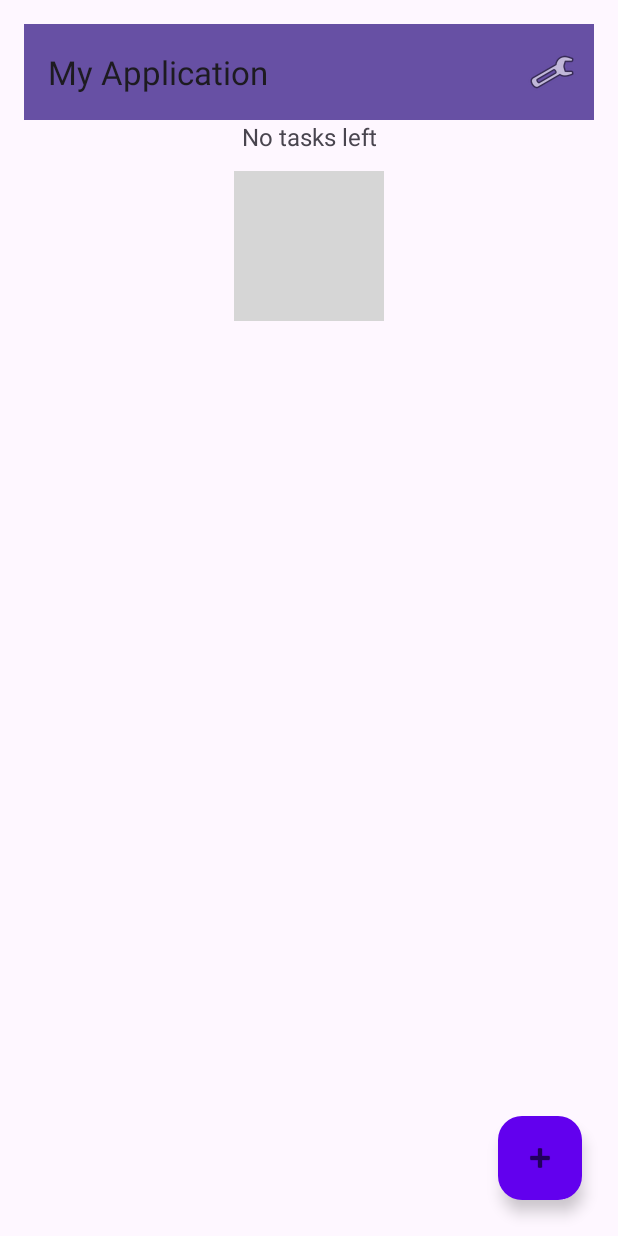
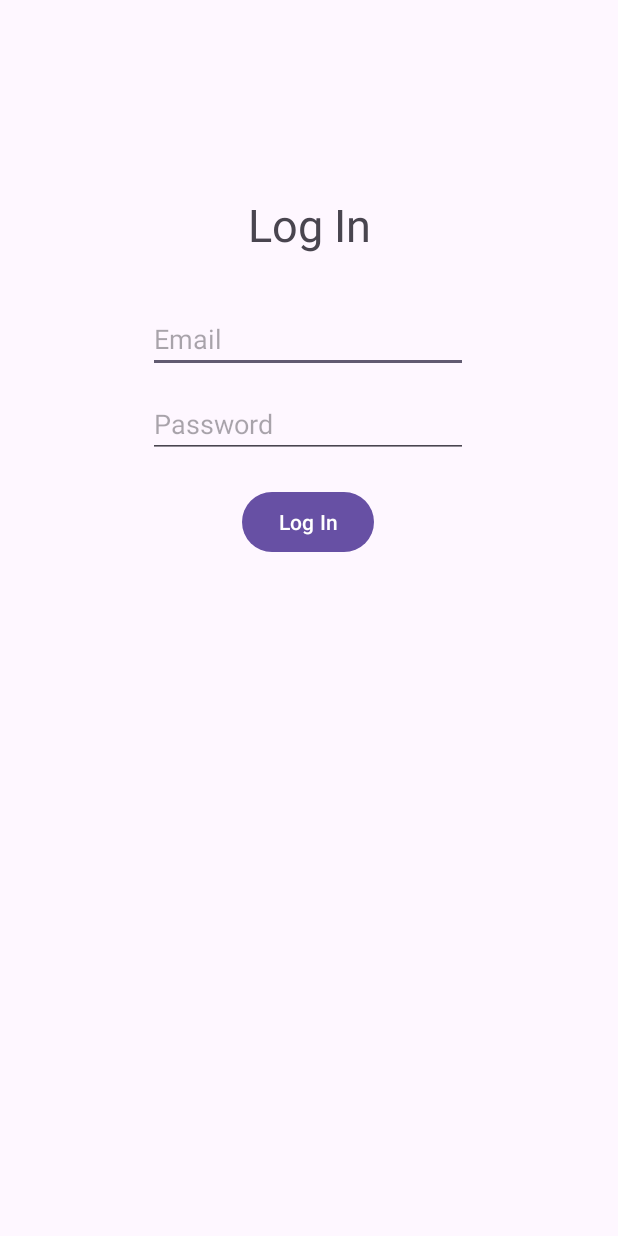
Before and after one commit to mauro-anto-001/my_applikasion, an Android app: the screen it shows after launch (MainActivity before the commit, LogInActivity after it), on a phone screen of 412 x 824 dp. Run offline under Robolectric (Android 15) with nearby library versions, the phone set to English and light mode, and no system bars; grey boxes are pictures that could not be loaded.

Commit message:
Added a database, created a User Log In page as well as a Sign Up page.

```diff
--- a/app/build.gradle.kts
+++ b/app/build.gradle.kts
@@ -1,6 +1,7 @@
 plugins {
     alias(libs.plugins.android.application)
     alias(libs.plugins.kotlin.android)
+    alias(libs.plugins.ksp)
     id("kotlin-parcelize")
     id ("androidx.navigation.safeargs.kotlin")
 
@@ -49,7 +50,12 @@ dependencies {
     implementation(libs.androidx.constraintlayout)
     implementation(libs.androidx.navigation.fragment.ktx)
     implementation(libs.androidx.navigation.ui.ktx)
+    implementation(libs.room.runtime)
+    implementation(libs.androidx.room.runtime.android)
+    ksp(libs.room.compiler)
+    implementation(libs.room.ktx)
     testImplementation(libs.junit)
     androidTestImplementation(libs.androidx.junit)
     androidTestImplementation(libs.androidx.espresso.core)
+
 }
--- a/app/src/main/AndroidManifest.xml
+++ b/app/src/main/AndroidManifest.xml
@@ -14,7 +14,7 @@
         tools:targetApi="31">
 
         <activity
-            android:name=".MainActivity"
+            android:name=".LogInActivity"
             android:exported="true"
             android:theme="@style/Theme.MyApplication">
             <intent-filter>
@@ -23,7 +23,9 @@
             </intent-filter>
         </activity>
 
-        <!-- ✅ Add this -->
         <activity android:name=".SettingsActivity" />
+        <activity android:name=".MainActivity" />
+        <activity android:name=".SignUpActivity" />
+
     </application>
 </manifest>
--- /dev/null
+++ b/app/src/main/java/com/example/myapplication/LogInActivity.kt
@@ -0,0 +1,45 @@
+package com.example.myapplication
+
+import android.content.Intent
+import android.os.Bundle
+import android.widget.Button
+import android.widget.EditText
+import android.widget.Toast
+import androidx.appcompat.app.AppCompatActivity
+
+class LogInActivity: AppCompatActivity() {
+    lateinit var logInEmail: EditText
+    lateinit var logInPassword: EditText
+    lateinit var logInButton: Button
+
+    override fun onCreate(savedInstanceState: Bundle?) {
+        super.onCreate(savedInstanceState)
+        setContentView(R.layout.activity_login)
+
+        logInEmail = findViewById(R.id.logInEmailAddress)
+        logInPassword = findViewById(R.id.logInPassword)
+        logInButton = findViewById(R.id.logInButton)
+
+        logInButton.setOnClickListener{
+            val email = logInEmail.text.toString()
+            val password = logInPassword.text.toString()
+            Thread {
+                val user = AppDatabase.getInstance(this).userDao().getUserByUsername(email)
+
+                if (user != null && user.passwordHash == password) {
+                    runOnUiThread {
+                        Toast.makeText(this, "Login successful", Toast.LENGTH_SHORT).show()
+                        val intent = Intent(this, MainActivity::class.java)
+                        intent.putExtra("userId", user.id)
+                        startActivity(intent)
+                        finish()
+                    }
+                } else {
+                    runOnUiThread {
+                        Toast.makeText(this, "Your email and password do not match, please retry", Toast.LENGTH_SHORT).show()
+                    }
+                }
+            }.start()
+        }
+    }
+}
--- a/app/src/main/java/com/example/myapplication/MainActivity.kt
+++ b/app/src/main/java/com/example/myapplication/MainActivity.kt
@@ -176,12 +176,14 @@ class MainActivity : AppCompatActivity() {
             .setTitle(if (task == null) "Add Task" else "Edit Task")
             .setView(dialogView)
             .setPositiveButton("Save") { _, _ ->
+                val userId = intent.getIntExtra("userId", -1)
                 val newTask = Task(
                     task?.id ?: nextId++,
                     titleInput.text.toString().trim(),
                     descInput.text.toString().trim(),
                     catInput.text.toString().trim(),
-                    selectedDateTime
+                    selectedDateTime,
+                    userId = userId
                 )
                 if (task == null) taskList.add(newTask)
                 else {
--- /dev/null
+++ b/app/src/main/res/layout/activity_login.xml
@@ -0,0 +1,59 @@
+<?xml version="1.0" encoding="utf-8"?>
+<androidx.constraintlayout.widget.ConstraintLayout xmlns:android="http://schemas.android.com/apk/res/android"
+    xmlns:app="http://schemas.android.com/apk/res-auto"
+    xmlns:tools="http://schemas.android.com/tools"
+    android:layout_width="match_parent"
+    android:layout_height="match_parent">
+
+    <TextView
+        android:id="@+id/logInText"
+        android:layout_width="wrap_content"
+        android:layout_height="wrap_content"
+        android:layout_marginTop="96dp"
+        android:text="Log In"
+        android:textSize="30sp"
+        app:layout_constraintBottom_toTopOf="@+id/logInEmailAddress"
+        app:layout_constraintEnd_toEndOf="parent"
+        app:layout_constraintStart_toStartOf="parent"
+        app:layout_constraintTop_toTopOf="parent" />
+
+    <EditText
+        android:id="@+id/logInEmailAddress"
+        android:layout_width="wrap_content"
+        android:layout_height="wrap_content"
+        android:layout_marginTop="168dp"
+        android:ems="10"
+        android:hint="Email"
+        android:inputType="textEmailAddress"
+        app:layout_constraintBottom_toTopOf="@+id/logInPassword"
+        app:layout_constraintEnd_toEndOf="parent"
+        app:layout_constraintHorizontal_bias="0.497"
+        app:layout_constraintStart_toStartOf="parent"
+        app:layout_constraintTop_toTopOf="parent"
+        app:layout_constraintVertical_bias="0.758" />
+
+    <EditText
+        android:id="@+id/logInPassword"
+        android:layout_width="wrap_content"
+        android:layout_height="wrap_content"
+        android:layout_marginTop="260dp"
+        android:ems="10"
+        android:hint="Password"
+        android:inputType="textPassword"
+        app:layout_constraintEnd_toEndOf="parent"
+        app:layout_constraintHorizontal_bias="0.497"
+        app:layout_constraintStart_toStartOf="parent"
+        app:layout_constraintTop_toTopOf="parent" />
+
+    <Button
+        android:id="@+id/logInButton"
+        android:layout_width="wrap_content"
+        android:layout_height="wrap_content"
+        android:text="Log In"
+        app:layout_constraintBottom_toBottomOf="parent"
+        app:layout_constraintEnd_toEndOf="parent"
+        app:layout_constraintHorizontal_bias="0.498"
+        app:layout_constraintStart_toStartOf="parent"
+        app:layout_constraintTop_toBottomOf="@+id/logInPassword"
+        app:layout_constraintVertical_bias="0.039" />
+</androidx.constraintlayout.widget.ConstraintLayout>
--- a/app/src/main/res/values/strings.xml
+++ b/app/src/main/res/values/strings.xml
@@ -43,4 +43,8 @@
         libero vel nunc consequat, quis tincidunt nisl eleifend. Cras bibendum enim a justo luctus
         vestibulum. Fusce dictum libero quis erat maximus, vitae volutpat diam dignissim.
     </string>
+    <string name="title">Title</string>
+    <string name="description">Description</string>
+    <string name="category">Category</string>
+    <string name="due_date_amp_time"><![CDATA[Due Date & Time]]></string>
 </resources>
--- a/settings.gradle.kts
+++ b/settings.gradle.kts
@@ -5,6 +5,7 @@ pluginManagement {
                 includeGroupByRegex("com\\.android.*")
                 includeGroupByRegex("com\\.google.*")
                 includeGroupByRegex("androidx.*")
+                includeGroupByRegex("com\\.google\\.devtools.*")
             }
         }
         mavenCentral()
```
Also changed, not shown: app/src/main/java/com/example/myapplication/AppDatabase.kt (added, +29 -0 lines), app/src/main/java/com/example/myapplication/SignUpActivity.kt (added, +47 -0 lines), app/src/main/java/com/example/myapplication/Task.kt (+17 -4 lines), app/src/main/java/com/example/myapplication/TaskDAO.kt (added, +25 -0 lines), app/src/main/java/com/example/myapplication/User.kt (added, +11 -0 lines), app/src/main/java/com/example/myapplication/UserDAO.kt (added, +18 -0 lines), app/src/main/res/layout/activity_signup.xml (added, +70 -0 lines), gradle/libs.versions.toml (+8 -2 lines).
